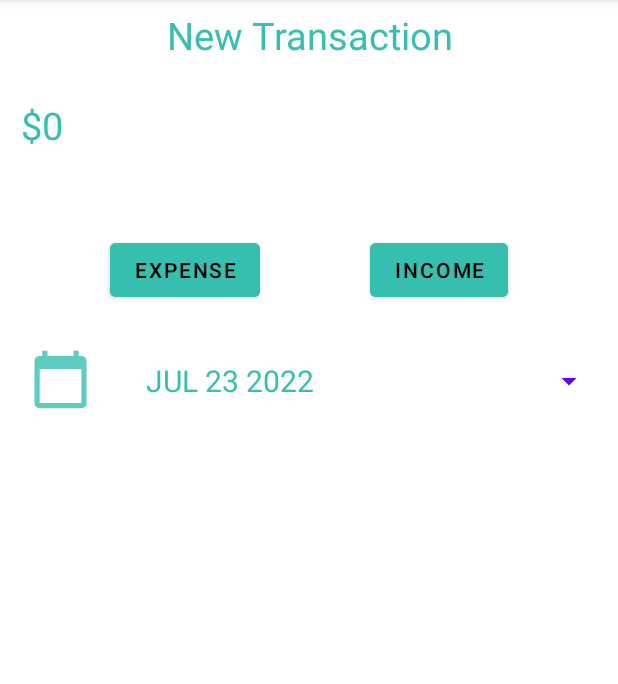
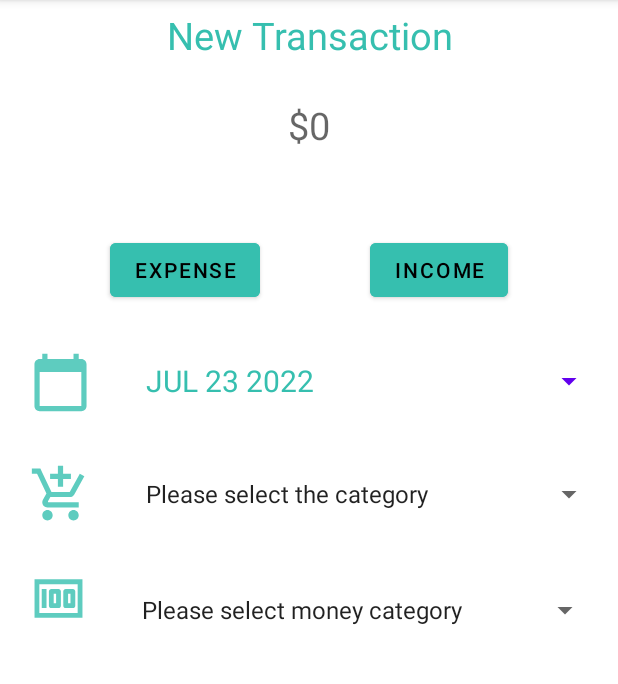
Before and after one commit to AiyappaND/SpendyBuddy, an Android app: the Transaction screen opened directly, with no data from a screen before it, on a phone screen of 412 x 824 dp, the part 84-768 px from its top. Run offline under Robolectric (Android 15) with nearby library versions, the light colour scheme and no system bars.

Commit message:
Set Up Transaction Page UI
Transaction Page UI

```diff
--- a/app/src/main/java/com/example/spendybuddy/Transaction.java
+++ b/app/src/main/java/com/example/spendybuddy/Transaction.java
@@ -7,8 +7,10 @@ import android.app.DatePickerDialog;
 import android.os.Bundle;
 import android.util.Log;
 import android.view.View;
+import android.widget.ArrayAdapter;
 import android.widget.Button;
 import android.widget.DatePicker;
+import android.widget.Spinner;
 
 import java.util.Calendar;
 
@@ -24,6 +26,19 @@ public class Transaction extends AppCompatActivity {
         initDatePicker();
         dateButton = findViewById(R.id.datePickerButton);
         dateButton.setText(getTodaysDate());
+        // This are for the bucket
+        Spinner categorySpinner = findViewById(R.id.categoryDropDown);
+        ArrayAdapter<String> myAdapter = new ArrayAdapter<String>(Transaction.this,
+                android.R.layout.simple_list_item_1, getResources().getStringArray(R.array.categories));
+        myAdapter.setDropDownViewResource(android.R.layout.simple_spinner_dropdown_item);
+        categorySpinner.setAdapter(myAdapter);
+
+        // Where the money is from
+        Spinner fromSpinner = findViewById(R.id.fromBucket);
+        ArrayAdapter<String> myAdapter2 = new ArrayAdapter<String>(Transaction.this,
+                android.R.layout.simple_list_item_1, getResources().getStringArray(R.array.cashFrom));
+        myAdapter2.setDropDownViewResource(android.R.layout.simple_spinner_dropdown_item);
+        fromSpinner.setAdapter(myAdapter2);
     }
 
     private String getTodaysDate()
@@ -102,4 +117,6 @@ public class Transaction extends AppCompatActivity {
     {
         datePickerDialog.show();
     }
+
+
 }
--- /dev/null
+++ b/app/src/main/res/drawable-anydpi/ic_money_category.xml
@@ -0,0 +1,19 @@
+<vector xmlns:android="http://schemas.android.com/apk/res/android"
+    android:width="24dp"
+    android:height="24dp"
+    android:viewportWidth="24"
+    android:viewportHeight="24"
+    android:tint="#36BFAF"
+    android:alpha="0.8">
+  <group android:scaleX="0.8333333"
+      android:scaleY="0.8333333"
+      android:translateX="2"
+      android:translateY="2">
+    <path
+        android:fillColor="@android:color/white"
+        android:pathData="M5,8h2v8L5,16zM12,8L9,8c-0.55,0 -1,0.45 -1,1v6c0,0.55 0.45,1 1,1h3c0.55,0 1,-0.45 1,-1L13,9c0,-0.55 -0.45,-1 -1,-1zM11,14h-1v-4h1v4zM18,8h-3c-0.55,0 -1,0.45 -1,1v6c0,0.55 0.45,1 1,1h3c0.55,0 1,-0.45 1,-1L19,9c0,-0.55 -0.45,-1 -1,-1zM17,14h-1v-4h1v4z"/>
+    <path
+        android:fillColor="@android:color/white"
+        android:pathData="M2,4v16h20L22,4L2,4zM4,18L4,6h16v12L4,18z"/>
+  </group>
+</vector>
--- /dev/null
+++ b/app/src/main/res/drawable-anydpi/ic_shopping.xml
@@ -0,0 +1,16 @@
+<vector xmlns:android="http://schemas.android.com/apk/res/android"
+    android:width="24dp"
+    android:height="24dp"
+    android:viewportWidth="24"
+    android:viewportHeight="24"
+    android:tint="#36BFAF"
+    android:alpha="0.8">
+  <group android:scaleX="0.8333333"
+      android:scaleY="0.8333333"
+      android:translateX="2"
+      android:translateY="2">
+    <path
+        android:fillColor="@android:color/white"
+        android:pathData="M11,9h2L13,6h3L16,4h-3L13,1h-2v3L8,4v2h3v3zM7,18c-1.1,0 -1.99,0.9 -1.99,2S5.9,22 7,22s2,-0.9 2,-2 -0.9,-2 -2,-2zM17,18c-1.1,0 -1.99,0.9 -1.99,2s0.89,2 1.99,2 2,-0.9 2,-2 -0.9,-2 -2,-2zM7.17,14.75l0.03,-0.12 0.9,-1.63h7.45c0.75,0 1.41,-0.41 1.75,-1.03l3.86,-7.01L19.42,4h-0.01l-1.1,2 -2.76,5L8.53,11l-0.13,-0.27L6.16,6l-0.95,-2 -0.94,-2L1,2v2h2l3.6,7.59 -1.35,2.45c-0.16,0.28 -0.25,0.61 -0.25,0.96 0,1.1 0.9,2 2,2h12v-2L7.42,15c-0.13,0 -0.25,-0.11 -0.25,-0.25z"/>
+  </group>
+</vector>
--- a/app/src/main/res/layout/activity_transaction.xml
+++ b/app/src/main/res/layout/activity_transaction.xml
@@ -8,8 +8,9 @@
 
 
     <TextView
-        android:id="@+id/question_text_view"
+        android:id="@+id/transaction_text_view"
         style="@style/TextStyle"
+        android:layout_width="match_parent"
         android:layout_height="wrap_content"
         android:gravity="center"
         android:text="New Transaction"
@@ -17,8 +18,8 @@
         app:layout_constraintEnd_toEndOf="parent"
         app:layout_constraintHorizontal_bias="0.0"
         app:layout_constraintStart_toStartOf="parent"
-        app:layout_constraintTop_toTopOf="parent"
-        android:layout_width="match_parent" />
+        app:layout_constraintTop_toTopOf="parent" />
+
 
     <TextView
         android:id="@+id/amount_text_view"
@@ -26,13 +27,12 @@
         android:layout_height="wrap_content"
         android:layout_marginTop="60dp"
         android:gravity="center"
-        android:text="$0"
+        android:hint="$0"
         android:textSize="25dp"
         app:layout_constraintEnd_toEndOf="parent"
         app:layout_constraintHorizontal_bias="0.0"
         app:layout_constraintStart_toStartOf="parent"
-        app:layout_constraintTop_toTopOf="parent"
-        android:layout_width="wrap_content" />
+        app:layout_constraintTop_toTopOf="parent" />
 
 
     <Button
@@ -59,6 +59,20 @@
         app:layout_constraintTop_toBottomOf="@+id/amount_text_view"
         app:layout_constraintVertical_bias="0.069" />
 
+
+    <ImageView
+        android:id="@+id/calendarImage"
+        android:layout_width="63dp"
+        android:layout_height="50dp"
+        android:layout_marginTop="24dp"
+        app:layout_constraintBottom_toBottomOf="parent"
+        app:layout_constraintEnd_toStartOf="@+id/datePickerButton"
+        app:layout_constraintHorizontal_bias="0.5"
+        app:layout_constraintStart_toStartOf="parent"
+        app:layout_constraintTop_toBottomOf="@+id/Expense_button"
+        app:layout_constraintVertical_bias="0.004"
+        app:srcCompat="@drawable/ic_calander2" />
+
     <Button
         android:id="@+id/datePickerButton"
         style="?android:spinnerStyle"
@@ -69,21 +83,66 @@
         android:text="JAN 01 2020"
         android:textColor="#36BFAF"
         android:textSize="20dp"
+        app:layout_constraintBottom_toBottomOf="parent"
         app:layout_constraintEnd_toEndOf="parent"
         app:layout_constraintHorizontal_bias="0.5"
-        app:layout_constraintStart_toEndOf="@+id/imageView"
-        app:layout_constraintTop_toBottomOf="@+id/Income_button" />
+        app:layout_constraintStart_toEndOf="@+id/calendarImage"
+        app:layout_constraintTop_toBottomOf="@+id/Income_button"
+        app:layout_constraintVertical_bias="0.0" />
+
+    <Spinner
+        android:id="@+id/categoryDropDown"
+        style="?android:spinnerStyle"
+        android:layout_width="322dp"
+        android:layout_height="52dp"
+        android:layout_marginTop="92dp"
+        app:layout_constraintBottom_toBottomOf="parent"
+        app:layout_constraintEnd_toEndOf="parent"
+        app:layout_constraintHorizontal_bias="0.5"
+        app:layout_constraintStart_toEndOf="@+id/categoryImage"
+        app:layout_constraintTop_toBottomOf="@+id/Income_button"
+        app:layout_constraintVertical_bias="0.018" />
 
     <ImageView
-        android:id="@+id/imageView"
+        android:id="@+id/categoryImage"
         android:layout_width="63dp"
         android:layout_height="50dp"
-        android:layout_marginTop="24dp"
-        app:layout_constraintEnd_toStartOf="@+id/datePickerButton"
+        android:layout_marginTop="100dp"
+        app:layout_constraintBottom_toBottomOf="parent"
+        app:layout_constraintEnd_toStartOf="@+id/categoryDropDown"
         app:layout_constraintHorizontal_bias="0.5"
         app:layout_constraintStart_toStartOf="parent"
         app:layout_constraintTop_toBottomOf="@+id/Expense_button"
-        app:srcCompat="@drawable/ic_calander2" />
+        app:layout_constraintVertical_bias="0.002"
+        app:srcCompat="@drawable/ic_shopping" />
+
+    <Spinner
+        android:id="@+id/fromBucket"
+        style="?android:spinnerStyle"
+        android:layout_width="322dp"
+        android:layout_height="52dp"
+        android:layout_marginTop="92dp"
+        android:layout_marginEnd="8dp"
+        android:textColor="#36BFAF"
+        app:layout_constraintBottom_toBottomOf="parent"
+        app:layout_constraintEnd_toEndOf="parent"
+        app:layout_constraintHorizontal_bias="0.5"
+        app:layout_constraintStart_toEndOf="@+id/moneyImage"
+        app:layout_constraintTop_toBottomOf="@+id/Income_button"
+        app:layout_constraintVertical_bias="0.202" />
+
+    <ImageView
+        android:id="@+id/moneyImage"
+        android:layout_width="71dp"
+        android:layout_height="46dp"
+        android:layout_marginTop="172dp"
+        app:layout_constraintBottom_toBottomOf="parent"
+        app:layout_constraintEnd_toStartOf="@+id/fromBucket"
+        app:layout_constraintHorizontal_bias="0.5"
+        app:layout_constraintStart_toStartOf="parent"
+        app:layout_constraintTop_toBottomOf="@+id/Expense_button"
+        app:layout_constraintVertical_bias="0.0"
+        app:srcCompat="@drawable/ic_money_category" />
 
 
 </androidx.constraintlayout.widget.ConstraintLayout>
--- a/app/src/main/res/values/strings.xml
+++ b/app/src/main/res/values/strings.xml
@@ -11,4 +11,32 @@
     <string name="login_failed">"Login failed"</string>
     <string name="Expense">Expense</string>
     <string name="Income">Income</string>
+
+
+    <string-array name="categories">
+        <item>Please select the category</item>
+        <item>Clothes</item>
+        <item>Eating Out</item>
+        <item>Entertainment</item>
+        <item>Gas</item>
+        <item>Gifts</item>
+        <item>Groceries</item>
+        <item>Holidays</item>
+        <item>Investments</item>
+        <item>Kids</item>
+        <item>Shopping</item>
+        <item>Sports</item>
+        <item>Travel</item>
+        <item>Other</item>
+    </string-array>
+
+    <string-array name="cashFrom">
+        <item>Please select money category</item>
+        <item>Cash</item>
+        <item>Debit Card</item>
+        <item>Credit Card</item>
+        <item>Gift</item>
+        <item>Paycheck</item>
+        <item>Tips</item>
+    </string-array>
 </resources>
--- a/app/src/main/res/values/style.xml
+++ b/app/src/main/res/values/style.xml
@@ -6,6 +6,8 @@
         <item name="android:padding">@dimen/text_padding</item>
         <item name="android:textColor">#36BFAF</item>
         <item name="android:textAlignment">center</item>
+        <item name="android:layout_width">match_parent</item>
+
 
     </style>
 
```
Also changed, not shown: app/src/main/res/drawable-hdpi/ic_money_category.png (added), app/src/main/res/drawable-hdpi/ic_shopping.png (added), app/src/main/res/drawable-mdpi/ic_money_category.png (added), app/src/main/res/drawable-mdpi/ic_shopping.png (added), app/src/main/res/drawable-xhdpi/ic_money_category.png (added), app/src/main/res/drawable-xhdpi/ic_shopping.png (added), app/src/main/res/drawable-xxhdpi/ic_money_category.png (added), app/src/main/res/drawable-xxhdpi/ic_shopping.png (added).
